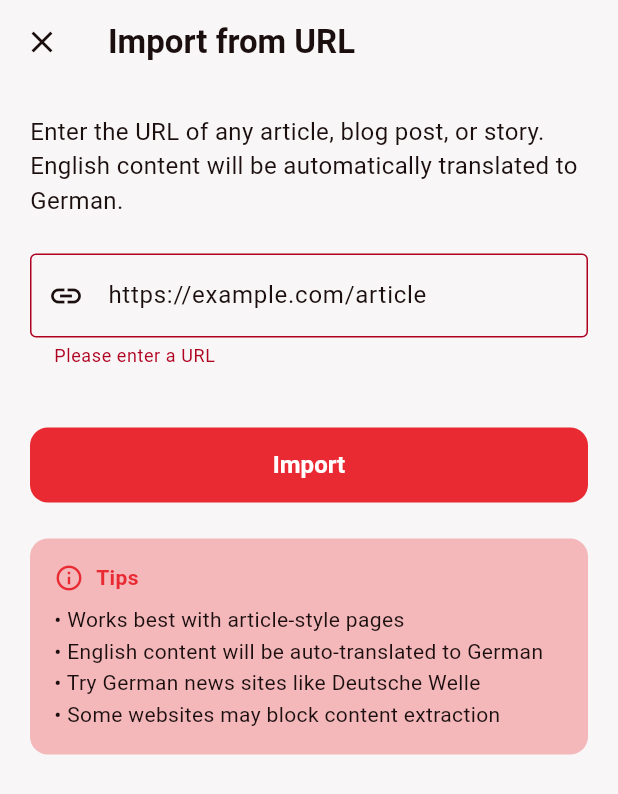
After one commit to kowshikRoy/takt, a Flutter app: the UrlImportScreen screen opened directly, after a tap on "Import", on a phone screen of 412 x 824 dp. The commit adds this screen. Shown: the top 794 px of the screen. Run offline on Flutter 3.47's test engine with Material 3 defaults, Android fonts, the phone set to English and light mode, and no system bars; our stand-ins replace flutter_animate, flutter_tts, google_fonts, shared_preferences, sqflite; accounts and stored records are empty; network calls fail.

Commit message:
feat: Add URL import with automatic English-to-German translation
- Added /import_url endpoint to backend for web scraping
- Implemented content extraction using BeautifulSoup4
- Added automatic language detection and translation
- Created UrlImportScreen with validation and error handling
- Integrated URL import into Discover screen navigation
- Added translation status notifications
- Improved error handling for HTML responses

```diff
--- /dev/null
+++ b/lib/screens/create/url_import_screen.dart
@@ -0,0 +1,250 @@
+import 'package:flutter/material.dart';
+import 'package:provider/provider.dart';
+import '../../models/article_model.dart';
+import '../story_reader_screen.dart';
+import '../../services/lesson_service.dart';
+import '../../services/backend_service.dart';
+
+class UrlImportScreen extends StatefulWidget {
+  const UrlImportScreen({super.key});
+
+  @override
+  State<UrlImportScreen> createState() => _UrlImportScreenState();
+}
+
+class _UrlImportScreenState extends State<UrlImportScreen> {
+  final TextEditingController _urlController = TextEditingController();
+  final BackendService _backendService = BackendService();
+  bool _isLoading = false;
+  String? _errorMessage;
+
+  bool _isValidUrl(String url) {
+    try {
+      final uri = Uri.parse(url);
+      return uri.hasScheme && (uri.scheme == 'http' || uri.scheme == 'https');
+    } catch (e) {
+      return false;
+    }
+  }
+
+  void _importFromUrl() async {
+    final url = _urlController.text.trim();
+
+    if (url.isEmpty) {
+      setState(() {
+        _errorMessage = 'Please enter a URL';
+      });
+      return;
+    }
+
+    if (!_isValidUrl(url)) {
+      setState(() {
+        _errorMessage = 'Please enter a valid HTTP or HTTPS URL';
+      });
+      return;
+    }
+
+    setState(() {
+      _isLoading = true;
+      _errorMessage = null;
+    });
+
+    try {
+      final result = await _backendService.importFromUrl(url);
+
+      if (!mounted) return;
+
+      if (result == null || result.containsKey('error')) {
+        setState(() {
+          _errorMessage = result?['error'] ?? 'Failed to import content';
+          _isLoading = false;
+        });
+        return;
+      }
+
+      // Successfully imported
+      final title = result['title'] as String;
+      final content = result['content'] as String;
+      final description = result['description'] as String;
+      final wasTranslated = result['was_translated'] as bool? ?? false;
+      final originalLanguage = result['original_language'] as String? ?? 'unknown';
+
+      final newArticle = Article(
+        id: 'custom_${DateTime.now().millisecondsSinceEpoch}',
+        title: title,
+        description: description,
+        level: 'Imported',
+        date: DateTime.now(),
+        imageUrl: 'assets/images/story_soccer.png',
+      );
+
+      final lessonService = Provider.of<LessonService>(context, listen: false);
+      await lessonService.addImportedArticle(newArticle, content);
+
+      if (mounted) {
+        // Show translation notification if content was translated
+        if (wasTranslated) {
+          ScaffoldMessenger.of(context).showSnackBar(
+            SnackBar(
+              content: Text('Content translated from ${originalLanguage.toUpperCase()} to German'),
+              backgroundColor: Colors.green,
+              duration: const Duration(seconds: 3),
+            ),
+          );
+        }
+
+        Navigator.pushReplacement(
+          context,
+          MaterialPageRoute(
+            builder: (context) => StoryReaderScreen(article: newArticle),
+          ),
+        );
+      }
+    } catch (e) {
+      if (mounted) {
+        setState(() {
+          _errorMessage = 'An error occurred: $e';
+          _isLoading = false;
+        });
+      }
+    }
+  }
+
+  @override
+  Widget build(BuildContext context) {
+    return Scaffold(
+      backgroundColor: Theme.of(context).scaffoldBackgroundColor,
+      appBar: AppBar(
+        title: Text(
+          'Import from URL',
+          style: TextStyle(
+            color: Theme.of(context).colorScheme.onSurface,
+            fontWeight: FontWeight.bold,
+          ),
+        ),
+        backgroundColor: Theme.of(context).scaffoldBackgroundColor,
+        elevation: 0,
+        leading: IconButton(
+          icon: Icon(Icons.close, color: Theme.of(context).colorScheme.onSurface),
+          onPressed: () => Navigator.pop(context),
+        ),
+      ),
+      body: Padding(
+        padding: const EdgeInsets.all(20.0),
+        child: Column(
+          crossAxisAlignment: CrossAxisAlignment.start,
+          children: [
+            Text(
+              'Enter the URL of any article, blog post, or story. English content will be automatically translated to German.',
+              style: TextStyle(
+                fontSize: 16,
+                color: Theme.of(context).colorScheme.onSurfaceVariant,
+              ),
+            ),
+            const SizedBox(height: 24),
+            TextField(
+              controller: _urlController,
+              decoration: InputDecoration(
+                hintText: 'https://example.com/article',
+                prefixIcon: const Icon(Icons.link),
+                border: const OutlineInputBorder(),
+                errorText: _errorMessage,
+              ),
+              keyboardType: TextInputType.url,
+              enabled: !_isLoading,
+              onChanged: (_) {
+                if (_errorMessage != null) {
+                  setState(() {
+                    _errorMessage = null;
+                  });
+                }
+              },
+            ),
+            const SizedBox(height: 16),
+            if (_isLoading)
+              const LinearProgressIndicator(),
+            const SizedBox(height: 24),
+            SizedBox(
+              width: double.infinity,
+              height: 50,
+              child: ElevatedButton(
+                onPressed: _isLoading ? null : _importFromUrl,
+                style: ElevatedButton.styleFrom(
+                  backgroundColor: Theme.of(context).colorScheme.primary,
+                  foregroundColor: Theme.of(context).colorScheme.onPrimary,
+                  shape: RoundedRectangleBorder(
+                    borderRadius: BorderRadius.circular(12),
+                  ),
+                ),
+                child: _isLoading
+                    ? const SizedBox(
+                        width: 20,
+                        height: 20,
+                        child: CircularProgressIndicator(
+                          strokeWidth: 2,
+                          color: Colors.white,
+                        ),
+                      )
+                    : const Text(
+                        'Import',
+                        style: TextStyle(
+                          fontSize: 16,
+                          fontWeight: FontWeight.bold,
+                        ),
+                      ),
+              ),
+            ),
+            const SizedBox(height: 24),
+            Container(
+              padding: const EdgeInsets.all(16),
+              decoration: BoxDecoration(
+                color: Theme.of(context).colorScheme.primaryContainer.withOpacity(0.3),
+                borderRadius: BorderRadius.circular(12),
+              ),
+              child: Column(
+                crossAxisAlignment: CrossAxisAlignment.start,
+                children: [
+                  Row(
+                    children: [
+                      Icon(
+                        Icons.info_outline,
+                        size: 20,
+                        color: Theme.of(context).colorScheme.primary,
+                      ),
+                      const SizedBox(width: 8),
+                      Text(
+                        'Tips',
+                        style: TextStyle(
+                          fontWeight: FontWeight.bold,
+                          color: Theme.of(context).colorScheme.primary,
+                        ),
+                      ),
+                    ],
+                  ),
+                  const SizedBox(height: 8),
+                  Text(
+                    '• Works best with article-style pages\n'
+                    '• English content will be auto-translated to German\n'
+                    '• Try German news sites like Deutsche Welle\n'
+                    '• Some websites may block content extraction',
+                    style: TextStyle(
+                      fontSize: 14,
+                      color: Theme.of(context).colorScheme.onSurfaceVariant,
+                      height: 1.5,
+                    ),
+                  ),
+                ],
+              ),
+            ),
+          ],
+        ),
+      ),
+    );
+  }
+
+  @override
+  void dispose() {
+    _urlController.dispose();
+    super.dispose();
+  }
+}
--- a/lib/services/backend_service.dart
+++ b/lib/services/backend_service.dart
@@ -94,4 +94,38 @@ class BackendService {
       return null;
     }
   }
+
+  Future<Map<String, dynamic>?> importFromUrl(String url) async {
+    try {
+      final response = await http.post(
+        Uri.parse('$baseUrl/import_url'),
+        headers: {'Content-Type': 'application/json'},
+        body: jsonEncode({
+          'url': url,
+        }),
+      );
+
+      if (response.statusCode == 200) {
+        try {
+          return jsonDecode(utf8.decode(response.bodyBytes));
+        } catch (e) {
+          print('JSON decode error: $e');
+          print('Response body: ${response.body.substring(0, response.body.length > 200 ? 200 : response.body.length)}');
+          return {'error': 'Backend returned invalid response. Please check if the backend is running properly.'};
+        }
+      } else {
+        print('Import error: ${response.statusCode} - ${response.body}');
+        try {
+          final errorData = jsonDecode(response.body);
+          return {'error': errorData['error'] ?? 'Failed to import from URL'};
+        } catch (e) {
+          // If we can't parse the error as JSON, return a generic error
+          return {'error': 'Server error (${response.statusCode}). Please check backend connection.'};
+        }
+      }
+    } catch (e) {
+      print('Import connection error: $e');
+      return {'error': 'Network error: Could not connect to backend. Please ensure the backend is running.'};
+    }
+  }
 }
```
Also changed, not shown: lib/screens/discover_screen.dart (+7 -3 lines), 2 other files.
